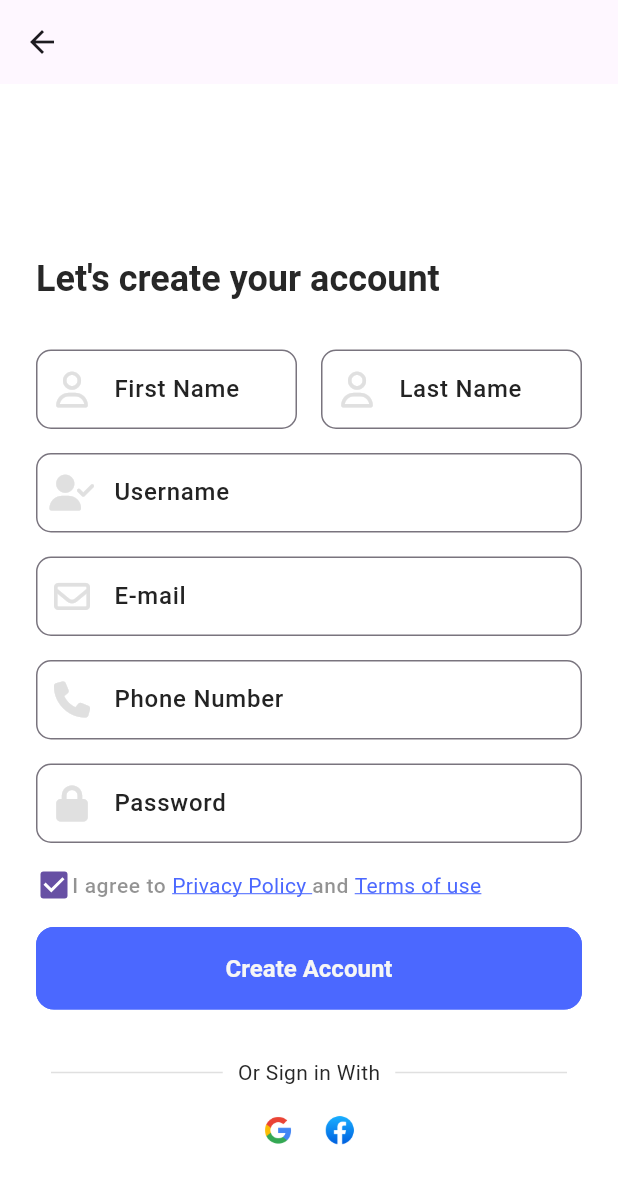
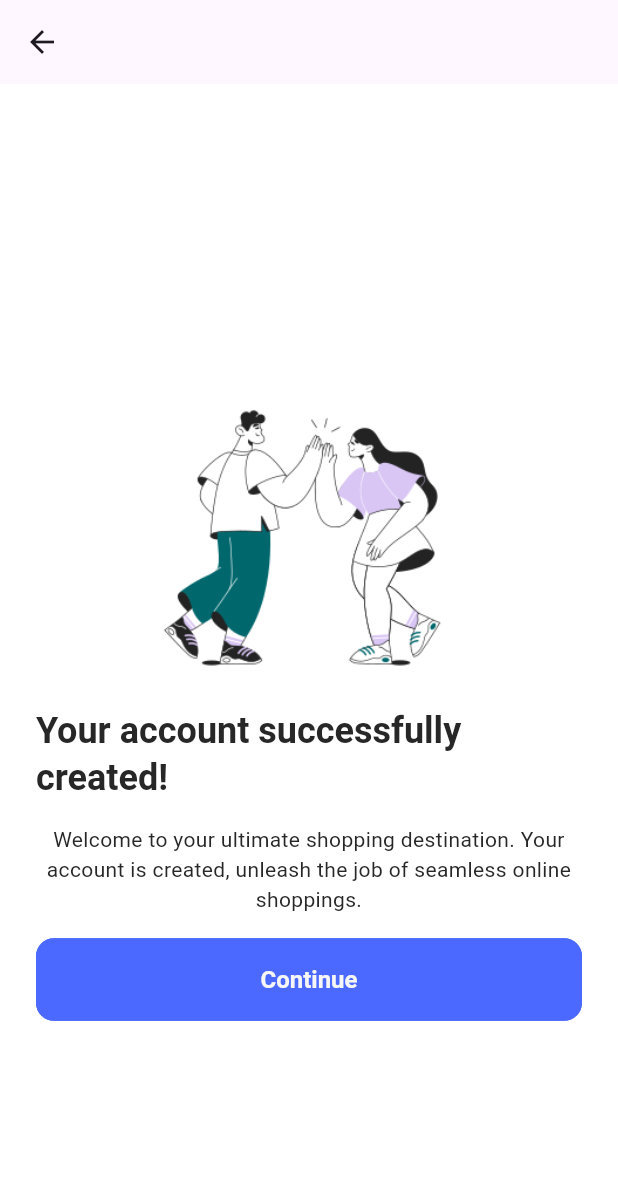
Before and after one commit to hitchcliff/flutter-ecommerce-app, a Flutter app: the CreateAccount screen opened directly, after a tap on "Create Account", on a phone screen of 412 x 824 dp. Shown: the top 1184 px of the screen. Run offline on Flutter 3.47's test engine with Material 3 defaults, Android fonts, the light colour scheme and no system bars; our stand-ins replace font_awesome_flutter, get, smooth_page_indicator; Roboto replaces fonts that are missing (Poppins).

Commit message:
account created screen

```diff
--- a/lib/components/register_form.dart
+++ b/lib/components/register_form.dart
@@ -1,6 +1,8 @@
 import 'package:flutter/material.dart';
 import 'package:font_awesome_flutter/font_awesome_flutter.dart';
+import 'package:get/get.dart';
 import 'package:single_store_ecommerce/extensions/list_space_between.dart';
+import 'package:single_store_ecommerce/screens/account_created.dart';
 import 'package:single_store_ecommerce/utils/constants/colors.dart';
 import 'package:single_store_ecommerce/utils/constants/sizes.dart';
 import 'package:single_store_ecommerce/utils/constants/text_strings.dart';
@@ -95,7 +97,9 @@ class RegisterForm extends StatelessWidget {
           SizedBox(
             width: double.infinity,
             child: ElevatedButton(
-              onPressed: () {},
+              onPressed: () {
+                Get.to(() => const AccountCreated());
+              },
               child: const Text(MyTexts.registerCreateAccount),
             ),
           ),
--- /dev/null
+++ b/lib/screens/account_created.dart
@@ -0,0 +1,51 @@
+import 'package:flutter/material.dart';
+import 'package:get/get.dart';
+import 'package:single_store_ecommerce/components/fullscreen_container.dart';
+import 'package:single_store_ecommerce/extensions/list_space_between.dart';
+import 'package:single_store_ecommerce/screens/login.dart';
+import 'package:single_store_ecommerce/utils/constants/image_strings.dart';
+import 'package:single_store_ecommerce/utils/constants/sizes.dart';
+import 'package:single_store_ecommerce/utils/constants/text_strings.dart';
+
+class AccountCreated extends StatelessWidget {
+  const AccountCreated({super.key});
+
+  @override
+  Widget build(BuildContext context) {
+    final theme = Theme.of(context);
+
+    return Scaffold(
+      appBar: AppBar(),
+      body: SafeArea(
+        child: FullscreenContainer(
+          child: Column(
+            mainAxisAlignment: MainAxisAlignment.center,
+            crossAxisAlignment: CrossAxisAlignment.center,
+            children: [
+              const Image(
+                image: AssetImage(MyImages.accountCreatedImg),
+                height: 200,
+              ),
+              Text(MyTexts.accountCreatedTitle,
+                  style: theme.textTheme.headlineMedium),
+              Text(
+                MyTexts.accountCreatedDescription,
+                style: theme.textTheme.bodyMedium,
+                textAlign: TextAlign.center,
+              ),
+              SizedBox(
+                width: double.infinity,
+                child: ElevatedButton(
+                  onPressed: () {
+                    Get.to(() => const Login());
+                  },
+                  child: const Text(MyTexts.verifyContinueBtn),
+                ),
+              ),
+            ].gap(height: MySizes.spaceBtwItems),
+          ),
+        ),
+      ),
+    );
+  }
+}
--- a/lib/utils/constants/image_strings.dart
+++ b/lib/utils/constants/image_strings.dart
@@ -19,4 +19,8 @@ class MyImages {
   // verify image
   static const verifyEmailImg =
       "assets/images/animations/sammy-line-man-receives-a-mail.png";
+
+  // account created
+  static const accountCreatedImg =
+      "assets/images/animations/sammy-line-success.png";
 }
--- a/lib/utils/constants/text_strings.dart
+++ b/lib/utils/constants/text_strings.dart
@@ -41,5 +41,11 @@ class MyTexts {
   static const verifyDescription =
       "Congratulations, your account awaits. Verify your email to start shopping and experience a Worlds unrivaled deals and Personalized offers.";
   static const verifyContinueBtn = "Continue";
-  static const verifyResendBtn = "Resend Email";
+  static const verifyResendBtn = "Contnue";
+
+  // Account created
+  static const accountCreatedTitle = "Your account successfully created!";
+  static const accountCreatedDescription =
+      "Welcome to your ultimate shopping destination. Your account is created, unleash the job of seamless online shoppings.";
+  static const accountCreatedBtn = "Continue";
 }
```
